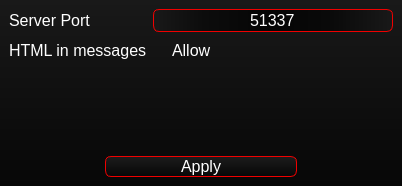
This is src/View/SettingsWindow/settingswindow.ui in Flone-dnb/SilentServer as Qt 5 draws it before an edit. The edited form follows.
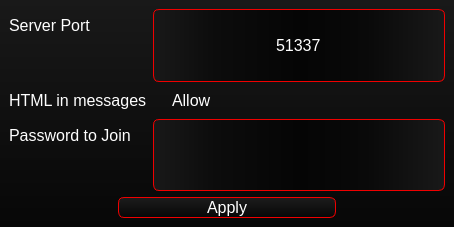
This is the edited form.

Commit message: Added password on connection option.

```diff
--- a/src/View/SettingsWindow/settingswindow.ui
+++ b/src/View/SettingsWindow/settingswindow.ui
@@ -6,8 +6,8 @@
    <rect>
     <x>0</x>
     <y>0</y>
-    <width>402</width>
-    <height>186</height>
+    <width>454</width>
+    <height>227</height>
    </rect>
   </property>
   <property name="windowTitle">
@@ -39,6 +39,12 @@
       </item>
       <item row="0" column="1">
        <widget class="QLineEdit" name="lineEdit">
+        <property name="sizePolicy">
+         <sizepolicy hsizetype="Expanding" vsizetype="Expanding">
+          <horstretch>0</horstretch>
+          <verstretch>0</verstretch>
+         </sizepolicy>
+        </property>
         <property name="font">
          <font>
           <family>Segoe UI</family>
@@ -105,6 +111,51 @@
         </property>
        </widget>
       </item>
+      <item row="2" column="0">
+       <widget class="QLabel" name="label_3">
+        <property name="font">
+         <font>
+          <family>Segoe UI</family>
+          <pointsize>12</pointsize>
+         </font>
+        </property>
+        <property name="styleSheet">
+         <string notr="true">background-color: rgba(255, 255, 255, 0);</string>
+        </property>
+        <property name="text">
+         <string>Password to Join</string>
+        </property>
+       </widget>
+      </item>
+      <item row="2" column="1">
+       <widget class="QLineEdit" name="lineEdit_pass">
+        <property name="sizePolicy">
+         <sizepolicy hsizetype="Expanding" vsizetype="Expanding">
+          <horstretch>0</horstretch>
+          <verstretch>0</verstretch>
+         </sizepolicy>
+        </property>
+        <property name="font">
+         <font>
+          <family>Segoe UI</family>
+          <pointsize>10</pointsize>
+         </font>
+        </property>
+        <property name="styleSheet">
+         <string notr="true">background-color: qlineargradient(spread:pad, x1:0, y1:0.5, x2:1, y2:0.5, stop:0 rgba(25, 25, 25, 255), stop:0.211618 rgba(12, 12, 12, 255), stop:0.5 rgba(5, 5, 5, 255), stop:0.73029 rgba(9, 9, 9, 255), stop:1 rgba(25, 25, 25, 255));
+selection-background-color: rgb(140, 0, 0);
+color: white;
+border: 1px solid rgb(240, 0, 0);
+border-radius: 6px;</string>
+        </property>
+        <property name="maxLength">
+         <number>255</number>
+        </property>
+        <property name="echoMode">
+         <enum>QLineEdit::Password</enum>
+        </property>
+       </widget>
+      </item>
      </layout>
     </item>
     <item>
```
Left out of the diff: 2 changed lines with no effect on the pictures. The commit also changes 7 other files.
